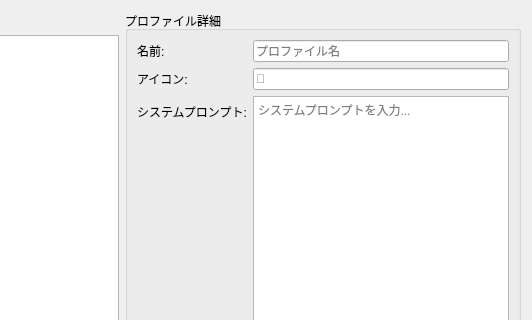
This is src/SettingsDialog.ui in mitayuki3/flexichat as Qt 5 draws it before an edit; both pictures show x 168 to 700 and y 0 to 320 of the 700 by 550 pixel window. The edited form follows.
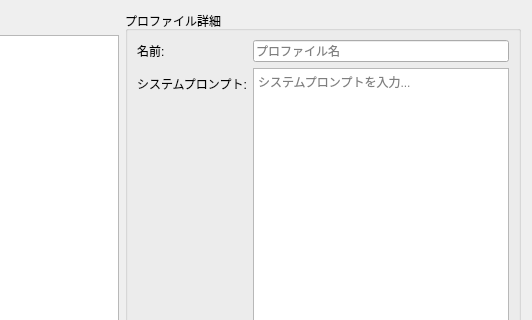
This is the edited form.

Patch:
```diff
--- a/src/SettingsDialog.ui
+++ b/src/SettingsDialog.ui
@@ -76,30 +76,13 @@
          </widget>
         </item>
         <item row="1" column="0">
-         <widget class="QLabel" name="iconLabel">
-          <property name="text">
-           <string>アイコン:</string>
-          </property>
-         </widget>
-        </item>
-        <item row="1" column="1">
-         <widget class="QLineEdit" name="iconEdit">
-          <property name="maximumWidth">
-           <number>80</number>
-          </property>
-          <property name="placeholderText">
-           <string>💬</string>
-          </property>
-         </widget>
-        </item>
-        <item row="2" column="0">
          <widget class="QLabel" name="promptLabel">
           <property name="text">
            <string>システムプロンプト:</string>
           </property>
          </widget>
         </item>
-        <item row="2" column="1">
+        <item row="1" column="1">
          <widget class="QTextEdit" name="promptEdit">
           <property name="minimumHeight">
            <number>150</number>
```
